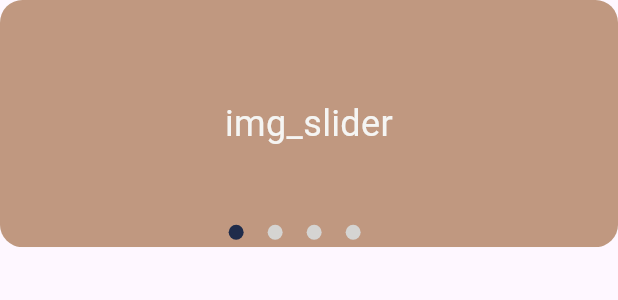
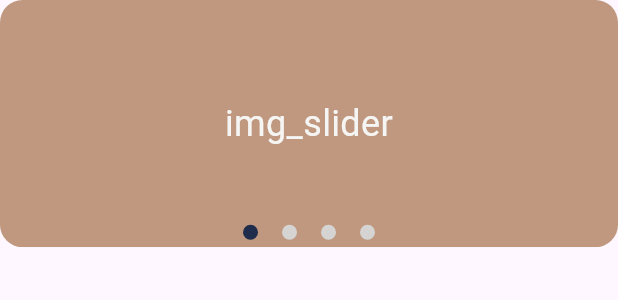
Before and after one commit to AlesonDEV/BEST-HACKath0n-2024-PESTUNE, a Flutter app: the InfoSliderWidget widget shown alone on an empty page, opened directly, on a phone screen of 412 x 824 dp. Shown: the top 300 px of the screen. Run offline on Flutter 3.47's test engine with Material 3 defaults, Android fonts, the light colour scheme and no system bars; drawn by our look-alikes of smooth_page_indicator; our stand-ins replace google_nav_bar.

Commit message:
Uncentered dots bug fixed

```diff
--- a/lib/components/homePageWidgets/info_slider_widget/info_slider_widget.dart
+++ b/lib/components/homePageWidgets/info_slider_widget/info_slider_widget.dart
@@ -35,8 +35,9 @@ class InfoSliderWidget extends StatelessWidget {
           ),
           Positioned(
             bottom: 5,
-            left: screenSize.width * 0.37,
+            left: 0,
             right: 0,
+            child: Center(
               child: SmoothPageIndicator(
                 controller: _controller,
                 count: 4,
@@ -50,6 +51,7 @@ class InfoSliderWidget extends StatelessWidget {
                 ),
               ),
             ),
+          ),
         ],
       ),
     );
```
Lines whose indentation alone changed are shown as unchanged.
